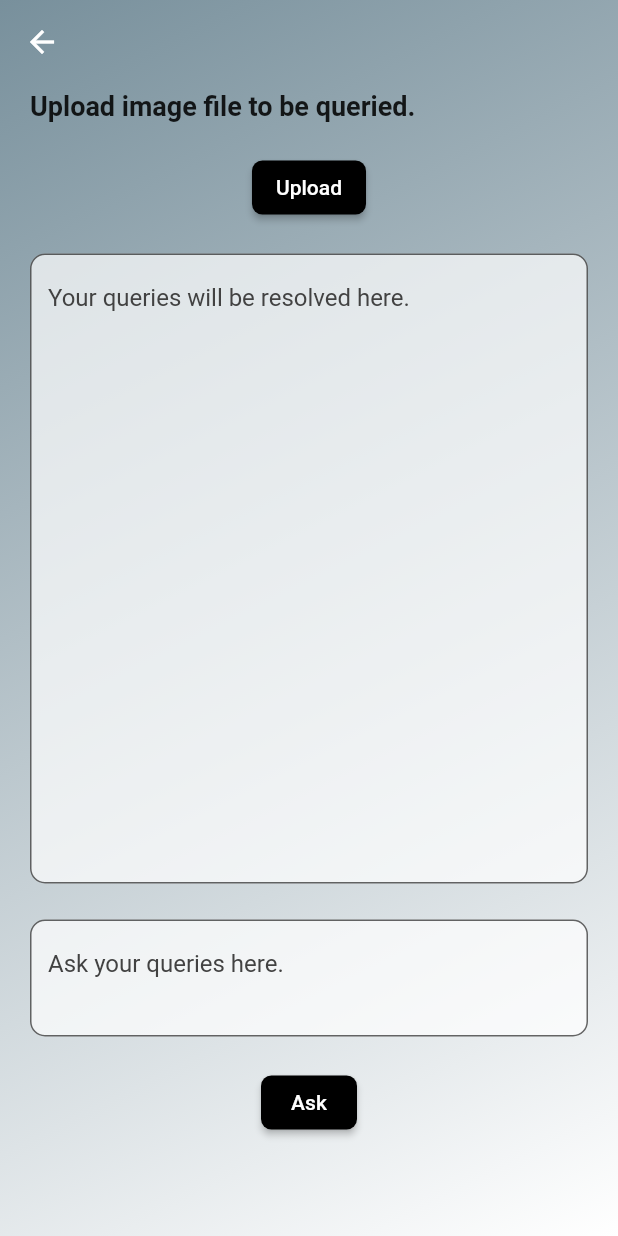
After one commit to hackrx40/PS3-Licht_Den_Code, a Flutter app: the ChatPage screen opened directly, on a phone screen of 412 x 824 dp. The commit adds this screen. Run offline on Flutter 3.47's test engine with Material 2 defaults, Android fonts, the phone set to English and light mode, and no system bars; our stand-ins replace adaptive_theme, carousel_slider, dropdown_search, email_validator, fl_chart, flutter_onboarding_slider and 9 more; missing offline and left inert: flutter_inappwebview; accounts and stored records are empty.

Commit message:
almost done

```diff
--- a/lib/Screens/BottomNavScreens/Dashboard/Dashboard.dart
+++ b/lib/Screens/BottomNavScreens/Dashboard/Dashboard.dart
@@ -219,14 +219,14 @@ class _DashboardState extends State<Dashboard> {
                       ),
                     ),
                     for (int index = 1; index < 5; index++)
-                      // StockTickerCard(
-                      //   index: index,
-                      //   tickerName: lst[index],
-                      //   companyName: companyNames[index],
-                      //   companyAcronym: yahooFinanceNames[index],
-                      // ),
+                      StockTickerCard(
+                        index: index,
+                        tickerName: lst[index],
+                        companyName: companyNames[index],
+                        companyAcronym: yahooFinanceNames[index],
+                      ),
                     SizedBox(
-                      height: height * (70 / 840),
+                      height: height * (160 / 840),
                     ),
                   ],
                 ),
--- /dev/null
+++ b/lib/Screens/Chat/ChatPage.dart
@@ -0,0 +1,180 @@
+import 'package:path/path.dart';
+import 'package:http_parser/http_parser.dart';
+import 'package:flutter/foundation.dart';
+import 'package:flutter/material.dart';
+import 'package:flutter/services.dart';
+import 'package:image_picker/image_picker.dart';
+import 'package:path_provider/path_provider.dart';
+import 'package:http/http.dart' as http;
+import 'dart:convert';
+import 'dart:io';
+
+import '../../Models/Utils.dart';
+
+class ChatPage extends StatefulWidget {
+  const ChatPage({Key? key}) : super(key: key);
+
+  @override
+  State<ChatPage> createState() => _ChatPageState();
+}
+
+class _ChatPageState extends State<ChatPage> {
+  final formKey = GlobalKey<FormState>();
+  File? image;
+  String? name;
+
+  @override
+  Widget build(BuildContext context) {
+    var height = MediaQuery.of(context).size.height;
+    var width = MediaQuery.of(context).size.width;
+
+    return SafeArea(
+        child: Container(
+      decoration: BoxDecoration(
+        gradient: LinearGradient(
+            begin: Alignment.topLeft,
+            end: Alignment.bottomRight,
+            colors: [
+              Colors.blueGrey[400]!,
+              Colors.white,
+            ]),
+      ),
+      child: Scaffold(
+          extendBodyBehindAppBar: true,
+          appBar: AppBar(
+            elevation: 0,
+            backgroundColor: Colors.transparent,
+          ),
+          backgroundColor: Colors.transparent,
+          body: Padding(
+            padding: const EdgeInsets.all(8.0),
+            child: SingleChildScrollView(
+              child: Column(
+                  crossAxisAlignment: CrossAxisAlignment.start,
+                  children: [
+                    const SizedBox(
+                      height: 40,
+                    ),
+                    const Padding(
+                        padding: EdgeInsets.all(12.0),
+                        child: Text(
+                          "Upload image file to be queried.",
+                          style: TextStyle(
+                              fontSize: 18, fontWeight: FontWeight.w700),
+                        )),
+                    Center(
+                        child: Padding(
+                            padding: const EdgeInsets.all(8.0),
+                            child: ElevatedButton(
+                              style: ButtonStyle(
+                                  backgroundColor:
+                                      const MaterialStatePropertyAll(
+                                          Colors.black),
+                                  shape: MaterialStateProperty.all<
+                                          RoundedRectangleBorder>(
+                                      RoundedRectangleBorder(
+                                    borderRadius: BorderRadius.circular(7.0),
+                                  ))),
+                              onPressed: () async {},
+                              child: const Text("Upload"),
+                            ))),
+                    Padding(
+                      padding: const EdgeInsets.all(12.0),
+                      child: SizedBox(
+                          child: TextField(
+                        maxLines: 20,
+                        decoration: InputDecoration(
+                            border: OutlineInputBorder(
+                              borderRadius: BorderRadius.circular(10.0),
+                            ),
+                            filled: true,
+                            hintStyle: TextStyle(color: Colors.grey[800]),
+                            hintText: "Your queries will be resolved here.",
+                            fillColor: Colors.white70),
+                      )),
+                    ),
+                    Padding(
+                      padding: const EdgeInsets.all(12.0),
+                      child: SizedBox(
+                          child: TextField(
+                        maxLines: 2,
+                        decoration: InputDecoration(
+                            border: OutlineInputBorder(
+                              borderRadius: BorderRadius.circular(10.0),
+                            ),
+                            filled: true,
+                            hintStyle: TextStyle(color: Colors.grey[800]),
+                            hintText: "Ask your queries here.",
+                            fillColor: Colors.white70),
+                      )),
+                    ),
+                    Center(
+                        child: Padding(
+                            padding: const EdgeInsets.all(8.0),
+                            child: ElevatedButton(
+                              style: ButtonStyle(
+                                  backgroundColor:
+                                      const MaterialStatePropertyAll(
+                                          Colors.black),
+                                  shape: MaterialStateProperty.all<
+                                          RoundedRectangleBorder>(
+                                      RoundedRectangleBorder(
+                                    borderRadius: BorderRadius.circular(7.0),
+                                  ))),
+                              onPressed: () async {},
+                              child: const Text("Ask"),
+                            ))),
+                  ]),
+            ),
+          )),
+    ));
+  }
+
+  Future UploadImage(File? imagePath) async {
+    if (kDebugMode) {
+      print(imagePath!.path);
+    }
+    var response = http.MultipartRequest(
+      'POST',
+      Uri.parse('https://ff0a-103-68-38-66.ngrok-free.app/auth/login'),
+    );
+    response.files.add(http.MultipartFile(
+        'file', imagePath!.readAsBytes().asStream(), imagePath.lengthSync(),
+        filename: basename(imagePath.path),
+        contentType: MediaType('application', 'octet-stream')));
+    var res = await response.send();
+    var responseBody = await res.stream.bytesToString();
+    if (kDebugMode) {
+      print(responseBody);
+      print(res.statusCode);
+    }
+    if (res.statusCode != 200) {
+      Utils.showSnackBar("Error occurred! Unable to login.");
+    }
+
+    Map<String, dynamic> data = jsonDecode(responseBody);
+  }
+
+  Future pickImage() async {
+    try {
+      final XFile? image = await ImagePicker().pickImage(
+          source: ImageSource.camera,
+          preferredCameraDevice: CameraDevice.front);
+      if (image == null) return;
+      File imagePath = await saveImagePermanently(image.path);
+      name = image.name;
+      return imagePath;
+    } on PlatformException catch (e) {
+      if (kDebugMode) {
+        print('Failed to pick image: $e');
+      }
+    }
+  }
+
+  Future<File> saveImagePermanently(String path) async {
+    final directory = await getApplicationDocumentsDirectory();
+    final name = basename(path);
+    final image = File('${directory.path}/$name');
+    return File(path).copy(image.path);
+  }
+}
--- a/lib/Screens/UserPage.dart
+++ b/lib/Screens/UserPage.dart
@@ -1,5 +1,6 @@
 import 'package:flutter/material.dart';
 import 'package:stockwatch/Screens/BottomNavScreens/Analytics/TradingView.dart';
+import 'package:stockwatch/Screens/Chat/ChatPage.dart';
 import 'package:stockwatch/Screens/Drawer/Drawer.dart';
 import 'package:stockwatch/Screens/News/NewsPage.dart';
 import 'package:stockwatch/Screens/Drawer/Profile.dart';
@@ -33,6 +34,14 @@ class _UserPageState extends State<UserPage> {
 
     return SafeArea(
       child: Scaffold(
+        floatingActionButton: FloatingActionButton(
+          onPressed: () {
+            Navigator.of(context).push(
+                MaterialPageRoute(builder: (context) => const ChatPage()));
+          },
+          backgroundColor: Colors.blueGrey,
+          child: const FaIcon(FontAwesomeIcons.robot),
+        ),
         extendBodyBehindAppBar: true,
         extendBody: true,
         appBar: AppBar(
--- a/pubspec.yaml
+++ b/pubspec.yaml
@@ -56,8 +56,6 @@ dependencies:
   flutter_webview_plugin: ^0.4.0
   sqflite:
   flutter_inappwebview: ^5.7.2+3
-
-
 
   # The following adds the Cupertino Icons font to your application.
   # Use with the CupertinoIcons class for iOS style icons.
```
